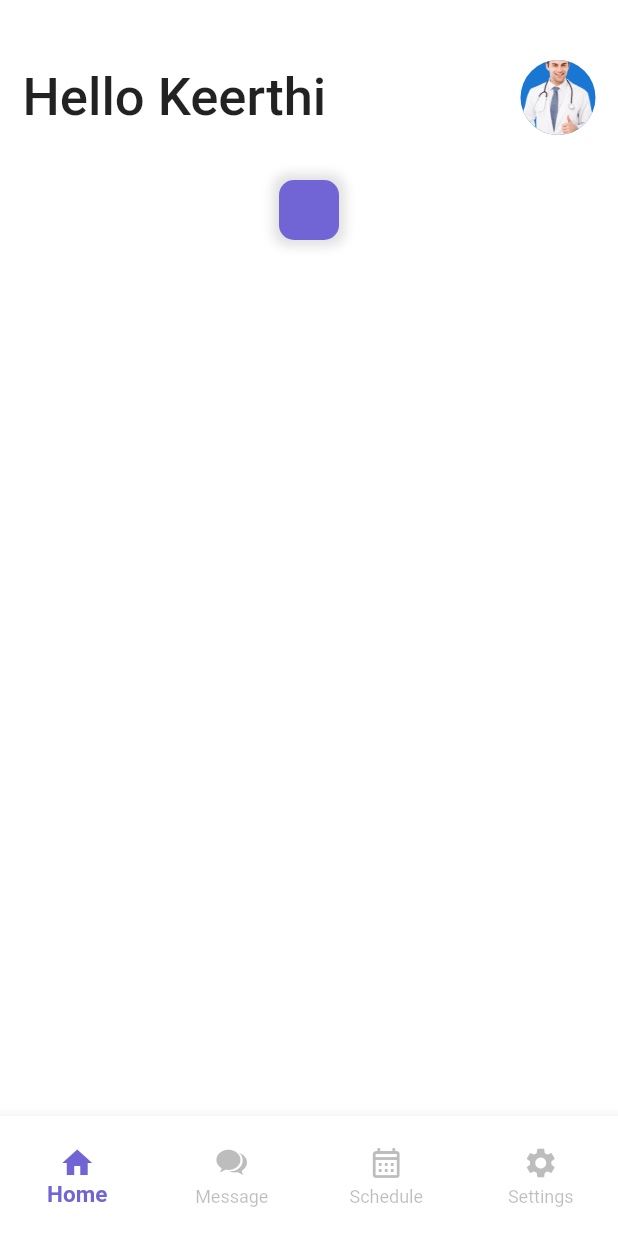
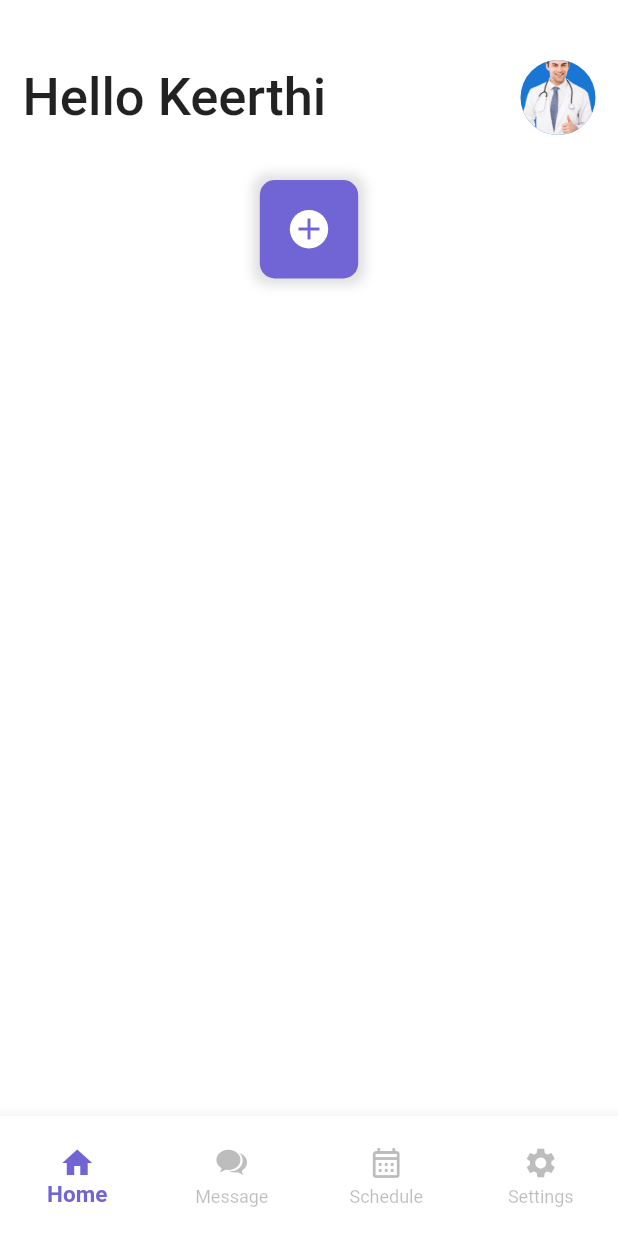
Before and after one commit to Gowsalyanatraj/health_care_app_flutter, a Flutter app: the NavBarRoots screen opened directly, on a phone screen of 412 x 824 dp. Run offline on Flutter 3.47's test engine with Material 2 defaults, Android fonts, the phone set to English and light mode, and no system bars.

Commit message:
feat:adding button for the doctor appointments to create

```diff
--- a/lib/screens/home_screen.dart
+++ b/lib/screens/home_screen.dart
@@ -12,7 +12,7 @@ class HomeScreen extends StatelessWidget {
   @override
   Widget build(BuildContext context) {
     return SingleChildScrollView(
-      padding: EdgeInsets.only(top: 40),
+      padding: const EdgeInsets.only(top: 40),
       child: Column(
         crossAxisAlignment: CrossAxisAlignment.start,
         children: [
@@ -32,23 +32,37 @@ class HomeScreen extends StatelessWidget {
               ],
             ),
           ),
-          SizedBox(height: 30),
+          const SizedBox(height: 30),
           Row(
             mainAxisAlignment: MainAxisAlignment.spaceEvenly,
             children: [
               InkWell(
                 onTap: () {},
                 child: Container(
-                  padding: EdgeInsets.all(20),
+                  padding: const EdgeInsets.all(20),
                   decoration: BoxDecoration(
-                      color: Color(0xFF7165D6),
+                      color: const Color(0xFF7165D6),
                       borderRadius: BorderRadius.circular(10),
-                      boxShadow: [
+                      boxShadow: const [
                         BoxShadow(
                             color: Colors.black12,
                             blurRadius: 6,
                             spreadRadius: 4)
                       ]),
+                      child: Column(
+                        children: [
+                          Container(
+                            padding: const EdgeInsets.all(0.8),
+                            decoration: const BoxDecoration(
+                              color: Colors.white,
+                              shape: BoxShape.circle
+                            ),
+                            child: const Icon(Icons.add,
+                            color: Color(0xFF7165D6),
+                            )
+                          )
+                        ],
+                      ),
                 ),
               )
             ],
```
